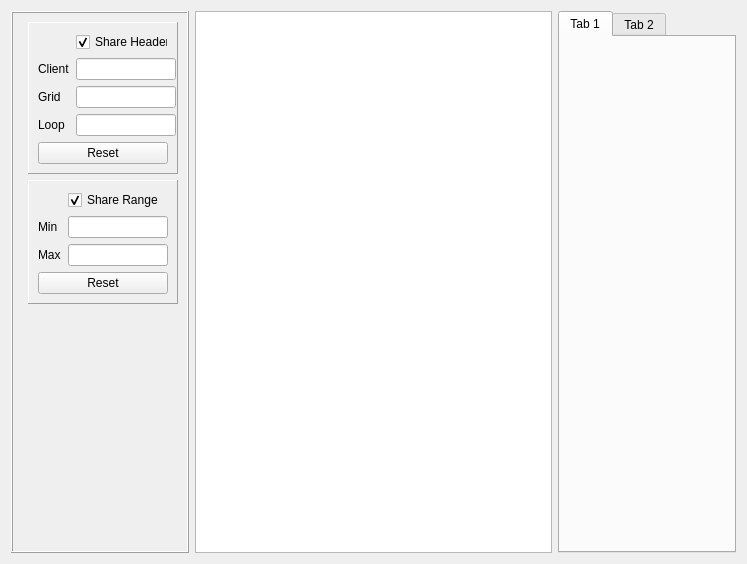
Qt form src/qt_ui/pem_editor_widget.ui (Eric-Meunier/Processor-Suite) before a commit.
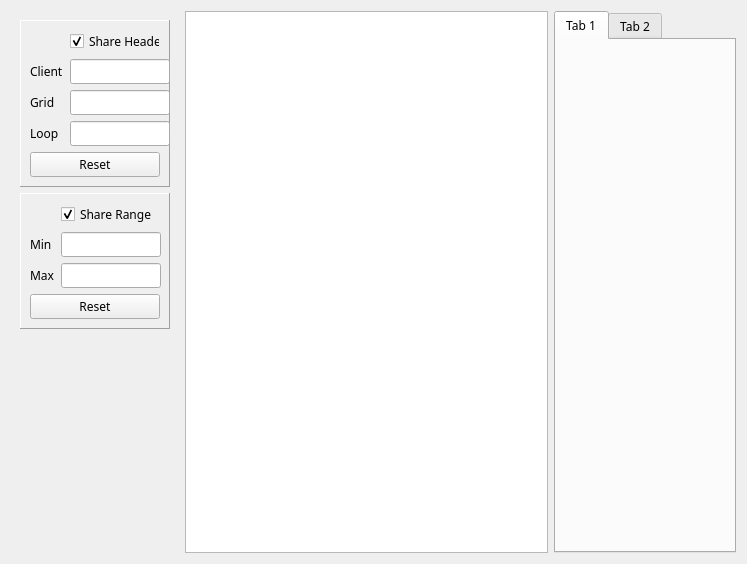
The same form after that commit.

Commit message: Unselecting by clicking away functional.

Diff of the .ui file:
```diff
--- a/src/qt_ui/pem_editor_widget.ui
+++ b/src/qt_ui/pem_editor_widget.ui
@@ -19,6 +19,11 @@
     <verstretch>0</verstretch>
    </sizepolicy>
   </property>
+  <property name="font">
+   <font>
+    <family>Century Gothic</family>
+   </font>
+  </property>
   <property name="windowTitle">
    <string>Form</string>
   </property>
@@ -74,13 +79,125 @@
       </sizepolicy>
      </property>
      <property name="frameShape">
-      <enum>QFrame::Box</enum>
+      <enum>QFrame::NoFrame</enum>
      </property>
      <property name="frameShadow">
       <enum>QFrame::Raised</enum>
      </property>
      <layout class="QFormLayout" name="formLayout_2">
-      <item row="0" column="1">
+      <item row="1" column="0">
+       <widget class="QFrame" name="range_frame">
+        <property name="sizePolicy">
+         <sizepolicy hsizetype="Fixed" vsizetype="Preferred">
+          <horstretch>0</horstretch>
+          <verstretch>0</verstretch>
+         </sizepolicy>
+        </property>
+        <property name="minimumSize">
+         <size>
+          <width>0</width>
+          <height>0</height>
+         </size>
+        </property>
+        <property name="maximumSize">
+         <size>
+          <width>150</width>
+          <height>16777215</height>
+         </size>
+        </property>
+        <property name="font">
+         <font>
+          <family>Century Gothic</family>
+          <weight>50</weight>
+          <bold>false</bold>
+         </font>
+        </property>
+        <property name="frameShape">
+         <enum>QFrame::Panel</enum>
+        </property>
+        <property name="frameShadow">
+         <enum>QFrame::Raised</enum>
+        </property>
+        <layout class="QGridLayout" name="share_range_layout">
+         <item row="2" column="0">
+          <widget class="QLabel" name="max_range_label">
+           <property name="text">
+            <string>Max</string>
+           </property>
+          </widget>
+         </item>
+         <item row="1" column="0">
+          <widget class="QLabel" name="min_range_label">
+           <property name="text">
+            <string>Min</string>
+           </property>
+          </widget>
+         </item>
+         <item row="0" column="1">
+          <widget class="QCheckBox" name="share_range_checkbox">
+           <property name="text">
+            <string>Share Range</string>
+           </property>
+           <property name="checked">
+            <bool>true</bool>
+           </property>
+          </widget>
+         </item>
+         <item row="2" column="1" alignment="Qt::AlignRight">
+          <widget class="QLineEdit" name="max_range_edit">
+           <property name="sizePolicy">
+            <sizepolicy hsizetype="Fixed" vsizetype="Fixed">
+             <horstretch>0</horstretch>
+             <verstretch>0</verstretch>
+            </sizepolicy>
+           </property>
+           <property name="minimumSize">
+            <size>
+             <width>100</width>
+             <height>0</height>
+            </size>
+           </property>
+           <property name="maximumSize">
+            <size>
+             <width>100</width>
+             <height>16777215</height>
+            </size>
+           </property>
+          </widget>
+         </item>
+         <item row="1" column="1" alignment="Qt::AlignRight|Qt::AlignVCenter">
+          <widget class="QLineEdit" name="min_range_edit">
+           <property name="sizePolicy">
+            <sizepolicy hsizetype="Fixed" vsizetype="Fixed">
+             <horstretch>0</horstretch>
+             <verstretch>0</verstretch>
+            </sizepolicy>
+           </property>
+           <property name="minimumSize">
+            <size>
+             <width>100</width>
+             <height>0</height>
+            </size>
+           </property>
+           <property name="maximumSize">
+            <size>
+             <width>100</width>
+             <height>16777215</height>
+            </size>
+           </property>
+          </widget>
+         </item>
+         <item row="3" column="0" colspan="2">
+          <widget class="QPushButton" name="reset_range_btn">
+           <property name="text">
+            <string>Reset</string>
+           </property>
+          </widget>
+         </item>
+        </layout>
+       </widget>
+      </item>
+      <item row="0" column="0">
        <widget class="QFrame" name="header_frame">
         <property name="sizePolicy">
          <sizepolicy hsizetype="Fixed" vsizetype="Preferred">
@@ -109,6 +226,13 @@
         <layout class="QGridLayout" name="share_header_layout">
          <item row="1" column="0">
           <widget class="QLabel" name="client_label">
+           <property name="font">
+            <font>
+             <family>Century Gothic</family>
+             <weight>50</weight>
+             <bold>false</bold>
+            </font>
+           </property>
            <property name="text">
             <string>Client</string>
            </property>
@@ -136,7 +260,7 @@
            </property>
           </widget>
          </item>
-         <item row="2" column="1">
+         <item row="2" column="1" alignment="Qt::AlignRight">
           <widget class="QLineEdit" name="grid_edit">
            <property name="sizePolicy">
             <sizepolicy hsizetype="Maximum" vsizetype="Fixed">
@@ -160,6 +284,14 @@
          </item>
          <item row="0" column="1">
           <widget class="QCheckBox" name="share_header_checkbox">
+           <property name="font">
+            <font>
+             <family>Century Gothic</family>
+             <weight>50</weight>
+             <italic>false</italic>
+             <bold>false</bold>
+            </font>
+           </property>
            <property name="text">
             <string>Share Header</string>
            </property>
@@ -175,10 +307,10 @@
            </property>
           </widget>
          </item>
-         <item row="1" column="1">
+         <item row="1" column="1" alignment="Qt::AlignRight">
           <widget class="QLineEdit" name="client_edit">
            <property name="sizePolicy">
-            <sizepolicy hsizetype="Maximum" vsizetype="Fixed">
+            <sizepolicy hsizetype="Fixed" vsizetype="Fixed">
              <horstretch>0</horstretch>
              <verstretch>0</verstretch>
             </sizepolicy>
@@ -214,99 +346,6 @@
         </layout>
        </widget>
       </item>
-      <item row="1" column="1">
-       <widget class="QFrame" name="range_frame">
-        <property name="sizePolicy">
-         <sizepolicy hsizetype="Fixed" vsizetype="Preferred">
-          <horstretch>0</horstretch>
-          <verstretch>0</verstretch>
-         </sizepolicy>
-        </property>
-        <property name="minimumSize">
-         <size>
-          <width>0</width>
-          <height>0</height>
-         </size>
-        </property>
-        <property name="maximumSize">
-         <size>
-          <width>150</width>
-          <height>16777215</height>
-         </size>
-        </property>
-        <property name="frameShape">
-         <enum>QFrame::Panel</enum>
-        </property>
-        <property name="frameShadow">
-         <enum>QFrame::Raised</enum>
-        </property>
-        <layout class="QGridLayout" name="share_range_layout">
-         <item row="2" column="0">
-          <widget class="QLabel" name="max_range_label">
-           <property name="text">
-            <string>Max</string>
-           </property>
-          </widget>
-         </item>
-         <item row="1" column="0">
-          <widget class="QLabel" name="min_range_label">
-           <property name="text">
-            <string>Min</string>
-           </property>
-          </widget>
-         </item>
-         <item row="0" column="1">
-          <widget class="QCheckBox" name="share_range_checkbox">
-           <property name="text">
-            <string>Share Range</string>
-           </property>
-           <property name="checked">
-            <bool>true</bool>
-           </property>
-          </widget>
-         </item>
-         <item row="2" column="1">
-          <widget class="QLineEdit" name="max_range_edit">
-           <property name="sizePolicy">
-            <sizepolicy hsizetype="Maximum" vsizetype="Fixed">
-             <horstretch>0</horstretch>
-             <verstretch>0</verstretch>
-            </sizepolicy>
-           </property>
-           <property name="maximumSize">
-            <size>
-             <width>100</width>
-             <height>16777215</height>
-            </size>
-           </property>
-          </widget>
-         </item>
-         <item row="1" column="1">
-          <widget class="QLineEdit" name="min_range_edit">
-           <property name="sizePolicy">
-            <sizepolicy hsizetype="Maximum" vsizetype="Fixed">
-             <horstretch>0</horstretch>
-             <verstretch>0</verstretch>
-            </sizepolicy>
-           </property>
-           <property name="maximumSize">
-            <size>
-             <width>100</width>
-             <height>16777215</height>
-            </size>
-           </property>
-          </widget>
-         </item>
-         <item row="3" column="0" colspan="2">
-          <widget class="QPushButton" name="reset_range_btn">
-           <property name="text">
-            <string>Reset</string>
-           </property>
-          </widget>
-         </item>
-        </layout>
-       </widget>
-      </item>
      </layout>
     </widget>
    </item>
```
Left out of the diff: 6 changed lines with no effect on the pictures. The commit also changes 1 other file.
